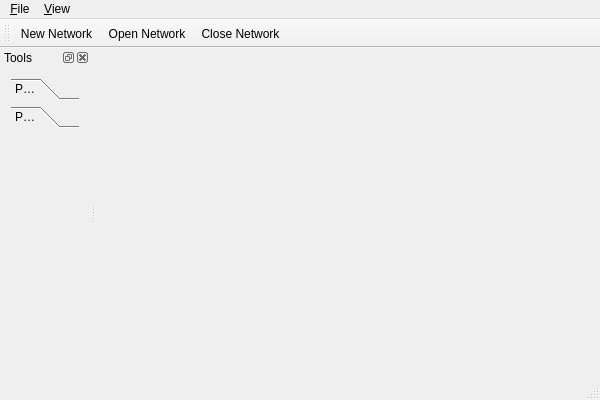
Above: src/neurolab/mainwindow.ui from chalcolith/neurolab before the change. Below: the same form after it.
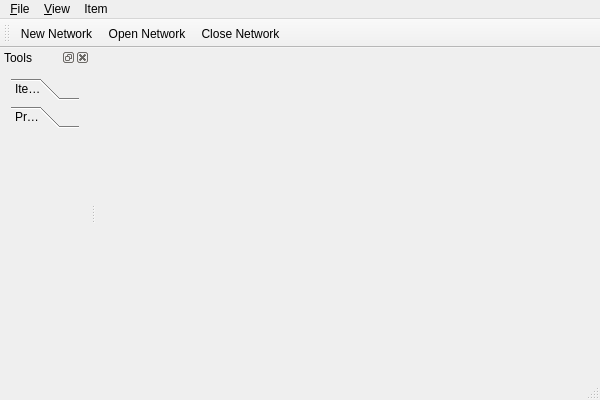
That is the form after the change. The open tabs and pages were chosen to show the change.

Patch:
```diff
--- a/src/neurolab/mainwindow.ui
+++ b/src/neurolab/mainwindow.ui
@@ -20,7 +20,7 @@
      <x>0</x>
      <y>0</y>
      <width>600</width>
-     <height>21</height>
+     <height>20</height>
     </rect>
    </property>
    <widget class="QMenu" name="menu_File">
@@ -39,8 +39,15 @@
     </property>
     <addaction name="action_Sidebar"/>
    </widget>
+   <widget class="QMenu" name="menuItem">
+    <property name="title">
+     <string>Item</string>
+    </property>
+    <addaction name="actionDelete"/>
+   </widget>
    <addaction name="menu_File"/>
    <addaction name="menu_View"/>
+   <addaction name="menuItem"/>
   </widget>
   <widget class="QToolBar" name="mainToolBar">
    <attribute name="toolBarArea">
@@ -84,7 +91,7 @@
          </rect>
         </property>
         <attribute name="label">
-         <string>Page 1</string>
+         <string>Items</string>
         </attribute>
         <layout class="QFormLayout" name="formLayout">
          <item row="0" column="0">
@@ -141,7 +148,7 @@
          </rect>
         </property>
         <attribute name="label">
-         <string>Page 2</string>
+         <string>Properties</string>
         </attribute>
        </widget>
       </widget>
```
Left out of the diff: 31 changed lines with no effect on the pictures.
